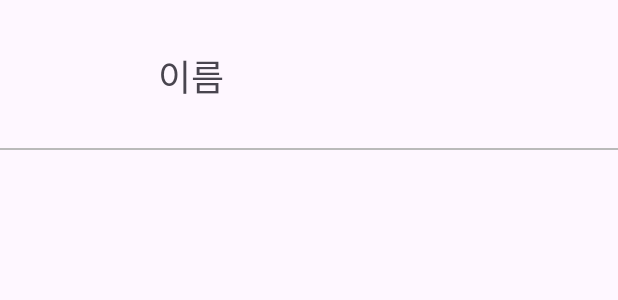
After one commit to Jisung15/Contact-App, an Android app: the layout item_artticle.xml on its own in the app's theme, with its tools: preview values and no code run, on a phone screen of 412 x 824 dp. The commit adds this screen. Shown: the top 300 px of the screen. Run offline under Robolectric (Android 15) with nearby library versions, the phone set to English and light mode, and no system bars.

Commit message:
add : item_artticle.xml 추가

```diff
--- a/app/src/main/java/com/example/contactapp/contact/ArticleAdapter.kt
+++ b/app/src/main/java/com/example/contactapp/contact/ArticleAdapter.kt
@@ -4,7 +4,7 @@ import androidx.recyclerview.widget.ListAdapter
 import androidx.recyclerview.widget.RecyclerView
 
 class ArticleAdapter: ListAdapter<ArticleAdapter,ArticleAdapter.ViewHolder> (diffUtil){
-    inner class ArticleItemViewHoldr(private val binding: ItemArticleBinding): RecyclerView.ViewHolder(binding.root){
+    inner class ViewHoldr(private val binding: ItemArticleBinding): RecyclerView.ViewHolder(binding.root){
 
     }
 }
--- /dev/null
+++ b/app/src/main/res/layout/item_artticle.xml
@@ -0,0 +1,44 @@
+<?xml version="1.0" encoding="utf-8"?>
+<androidx.constraintlayout.widget.ConstraintLayout xmlns:android="http://schemas.android.com/apk/res/android"
+    xmlns:app="http://schemas.android.com/apk/res-auto"
+    android:layout_width="match_parent"
+    android:layout_height="100dp"
+    android:id="@+id/main">
+
+    <ImageView
+        android:id="@+id/profileImage"
+        android:layout_width="70dp"
+        android:layout_height="70dp"
+        android:layout_margin="15dp"
+        app:layout_constraintStart_toStartOf="parent"
+        app:layout_constraintTop_toTopOf="parent" />
+
+    <TextView
+        android:id="@+id/name"
+        android:layout_width="wrap_content"
+        android:layout_height="wrap_content"
+        android:fontFamily="@font/notosans_medium"
+        android:text="이름"
+        android:textSize="24sp"
+        android:layout_marginStart="20dp"
+        app:layout_constraintBottom_toBottomOf="@id/profileImage"
+        app:layout_constraintStart_toEndOf="@id/profileImage"
+        app:layout_constraintTop_toTopOf="@id/profileImage" />
+
+    <ImageView
+        android:id="@+id/like"
+        android:layout_width="35dp"
+        android:layout_height="35dp"
+        app:layout_constraintEnd_toEndOf="@+id/main"
+        app:layout_constraintTop_toTopOf="@+id/name"
+        app:layout_constraintBottom_toBottomOf="@+id/name"
+        android:layout_marginEnd="33dp"/>
+
+    <View
+        android:layout_width="0dp"
+        android:layout_height="1dp"
+        android:background="#BABABA"
+        app:layout_constraintBottom_toBottomOf="parent"
+        app:layout_constraintEnd_toEndOf="parent"
+        app:layout_constraintStart_toStartOf="parent" />
+</androidx.constraintlayout.widget.ConstraintLayout>
```
